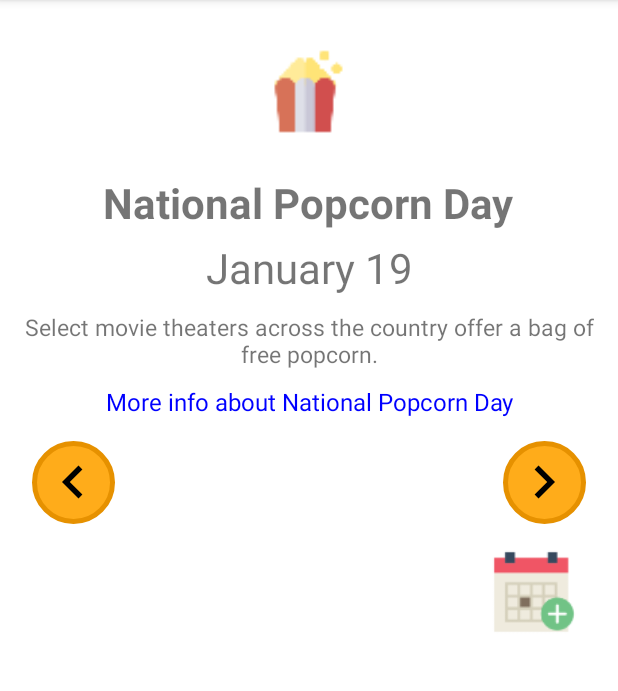
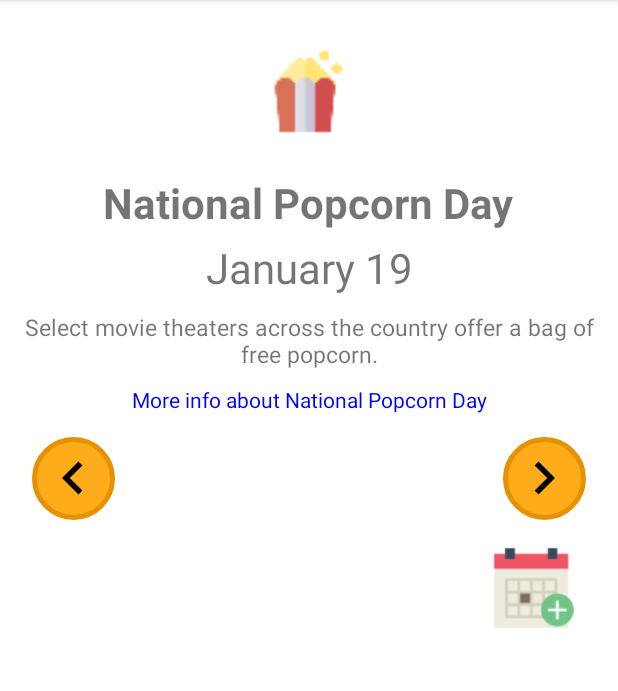
Before and after one commit to nifferdil/Free-Days, an Android app: the FreeDaysActivity screen opened directly, with no data from a screen before it, on a phone screen of 412 x 824 dp, the part 84-775 px from its top. Run offline under Robolectric (Android 15) with nearby library versions, the phone set to English and light mode, and no system bars; our stand-ins replace ButterKnife.

Commit message:
Fix margins and typo

```diff
--- a/app/src/main/java/com/epicodus/nationalfreedays/epicodus/models/FreeDayLib.java
+++ b/app/src/main/java/com/epicodus/nationalfreedays/epicodus/models/FreeDayLib.java
@@ -41,7 +41,7 @@ public class FreeDayLib {
                 "March 8",
                 Calendar.MARCH,
                 8,
-                "IHOP offers a free short stack of buttermilk pancakes, limited to dine,-in guests visiting between 7am and 10pm, while supplies last.",
+                "IHOP offers a free short stack of buttermilk pancakes, limited to dine-in guests visiting between 7am and 10pm, while supplies last.",
                 "http://www.ihoppancakeday.com/"
         ));
 
--- a/app/src/main/res/layout/activity_free_days.xml
+++ b/app/src/main/res/layout/activity_free_days.xml
@@ -4,6 +4,7 @@
               android:layout_width="match_parent"
               android:layout_height="match_parent"
               android:orientation="vertical"
+              android:layout_marginBottom="25dp"
               tools:context="com.epicodus.nationalfreedays.epicodus.ui.FreeDaysActivity">
 
     <ScrollView
@@ -16,6 +17,8 @@
             android:layout_height="wrap_content"
             android:layout_margin="16dp"
             android:gravity="center"
+            android:layout_marginBottom="25dp"
+            android:paddingBottom="25dp"
             android:orientation="vertical">
 
             <ImageView
@@ -62,7 +65,7 @@
                 android:layout_margin="10dp"
                 android:gravity="center"
                 android:text="Website"
-                android:textSize="16sp"/>
+                android:textSize="14sp"/>
 
             <RelativeLayout xmlns:android="http://schemas.android.com/apk/res/android"
                             android:layout_width="match_parent"
```
